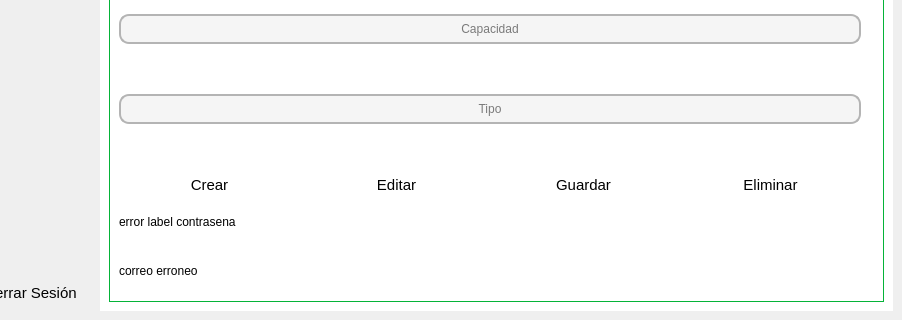
Before: the Qt Designer form frontend/vistas/espacios/espacios.ui in Johnatanvq/pooAPP, drawn with Qt 5; both pictures show x 98 to 1000 and y 270 to 590 of the 1000 by 590 pixel window.
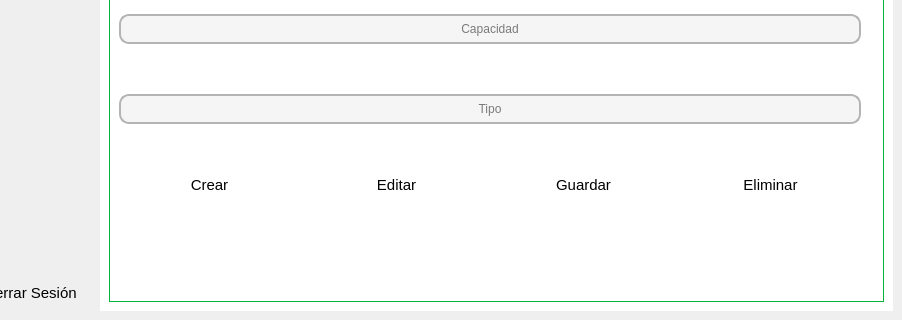
After: the same form once the commit is applied. Icons and pictures are not drawn.

Patch:
```diff
--- a/frontend/vistas/espacios/espacios.ui
+++ b/frontend/vistas/espacios/espacios.ui
@@ -1172,7 +1172,7 @@
 }</string>
               </property>
               <property name="text">
-               <string>correo erroneo</string>
+               <string/>
               </property>
              </widget>
             </item>
@@ -1185,7 +1185,7 @@
 }</string>
               </property>
               <property name="text">
-               <string>error label contrasena</string>
+               <string/>
               </property>
              </widget>
             </item>
```
Left out of the diff: 2 changed lines with no effect on the pictures.
